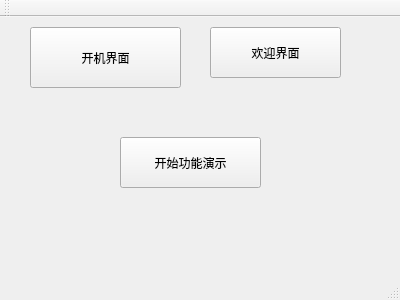
Before: the Qt Designer form mainwindow.ui in zhangjaycee/arm_a8_gui, drawn with Qt 5.
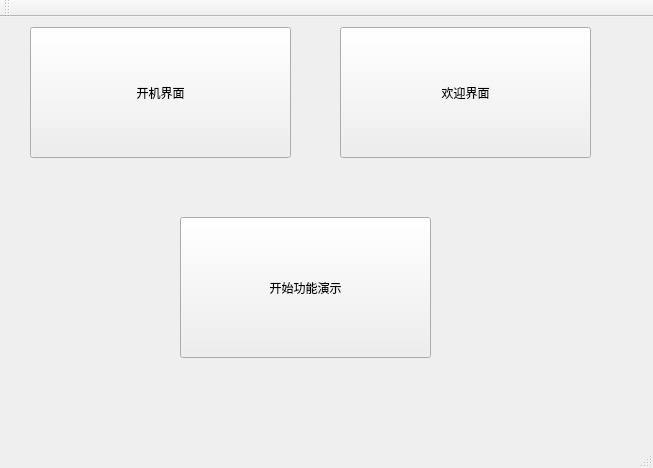
After: the same form once the commit is applied.

```diff
--- a/mainwindow.ui
+++ b/mainwindow.ui
@@ -6,8 +6,8 @@
    <rect>
     <x>0</x>
     <y>0</y>
-    <width>400</width>
-    <height>300</height>
+    <width>653</width>
+    <height>468</height>
    </rect>
   </property>
   <property name="windowTitle">
@@ -19,8 +19,8 @@
      <rect>
       <x>30</x>
       <y>10</y>
-      <width>151</width>
-      <height>61</height>
+      <width>261</width>
+      <height>131</height>
      </rect>
     </property>
     <property name="text">
@@ -30,10 +30,10 @@
    <widget class="QPushButton" name="pushButton_2">
     <property name="geometry">
      <rect>
-      <x>210</x>
+      <x>340</x>
       <y>10</y>
-      <width>131</width>
-      <height>51</height>
+      <width>251</width>
+      <height>131</height>
      </rect>
     </property>
     <property name="text">
@@ -43,10 +43,10 @@
    <widget class="QPushButton" name="pushButton_3">
     <property name="geometry">
      <rect>
-      <x>120</x>
-      <y>120</y>
-      <width>141</width>
-      <height>51</height>
+      <x>180</x>
+      <y>200</y>
+      <width>251</width>
+      <height>141</height>
      </rect>
     </property>
     <property name="text">
```
Left out of the diff: 2 changed lines with no effect on the pictures.
